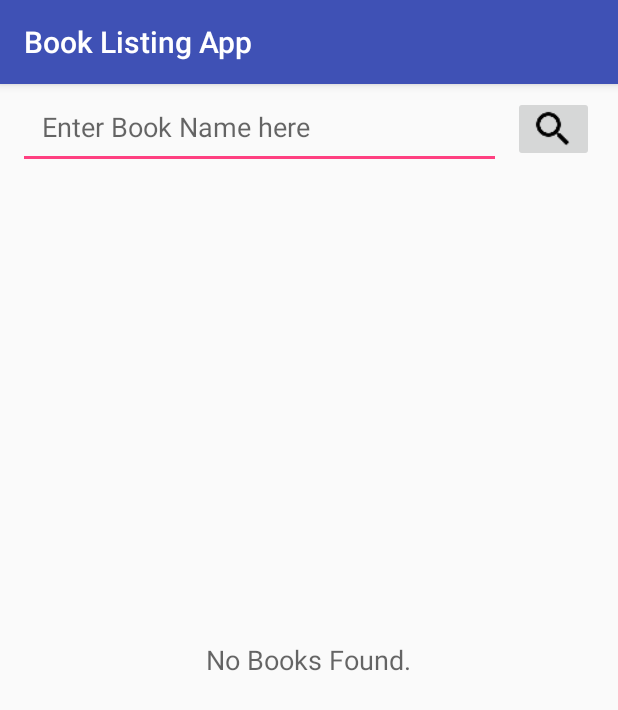
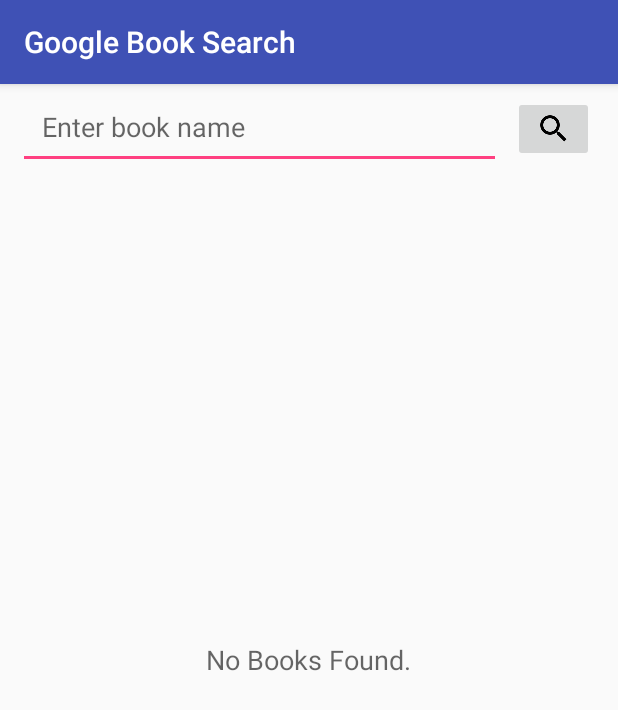
Before and after one commit to polash/BookListingApp, an Android app: the screen it shows after launch (BooksListActivity), after a tap on an icon or button, on a phone screen of 412 x 824 dp. Shown: the top 710 px of the screen. Run offline under Robolectric (Android 15) with nearby library versions, the phone set to English and light mode, and no system bars; 1 statement that could not run was skipped.

Commit message:
Proper Search added

```diff
--- a/app/src/main/java/com/example/android/booklistingapp/BooksListActivity.java
+++ b/app/src/main/java/com/example/android/booklistingapp/BooksListActivity.java
@@ -9,8 +9,8 @@ import android.net.NetworkInfo;
 import android.net.Uri;
 import android.os.Bundle;
 import android.support.v7.app.AppCompatActivity;
-import android.util.Log;
 import android.view.View;
+import android.view.inputmethod.InputMethodManager;
 import android.widget.AdapterView;
 import android.widget.EditText;
 import android.widget.ImageButton;
@@ -21,41 +21,57 @@ import java.util.ArrayList;
 import java.util.List;
 
 public class BooksListActivity extends AppCompatActivity implements LoaderManager.LoaderCallbacks<List<Books>> {
+
+    //LOG Testing Message
     public static final String LOG_TAG = BooksListActivity.class.getName();
-    private static final String BOOKS_REQUEST_URL =
-            "https://www.googleapis.com/books/v1/volumes?q=";
+
+    // Base URI for the Books API
+    private static final String BOOK_BASE_URL =
+            "https://www.googleapis.com/books/v1/volumes?";
+    // Parameter for the search string
+    private static final String QUERY_PARAM = "q";
+    // Parameter that limits search results
+    private static final String MAX_RESULTS = "maxResults";
+
     /**
-     * Constant value for the earthquake loader ID. We can choose any integer.
+     * Constant value for the books loader ID. We can choose any integer.
      * This really only comes into play if you're using multiple loaders.
      */
     private static final int LOADER_ID = 1;
 
-    // private String searchURL;
-    /**
-     * TextView that is displayed when the list is empty
-     */
+    //views
+    private EditText searchInput;
+    private View loadingIndicator;
+    private ImageButton searchButton;
     private TextView mEmptyStateTextView;
+
+    //BooksAdapter instance
     private BooksAdapter mAdapter;
+
 
     @Override
     protected void onCreate(Bundle savedInstanceState) {
         super.onCreate(savedInstanceState);
         setContentView(R.layout.books_list_activity);
 
-
         // Find a reference to the {@link ListView} in the layout
         ListView booksListView = (ListView) findViewById(R.id.list);
 
+        //set empty state on loading the app at start
         mEmptyStateTextView = (TextView) findViewById(R.id.empty_view);
         booksListView.setEmptyView(mEmptyStateTextView);
 
-
+        //find the view ID
+        loadingIndicator = findViewById(R.id.loading_indicator);
+        searchButton = (ImageButton) findViewById(R.id.search_button);
+        searchInput = (EditText) findViewById(R.id.input_text);
         mAdapter = new BooksAdapter(this, new ArrayList<Books>());
 
         // Set the adapter on the {@link ListView}
         // so the list can be populated in the user interface
         booksListView.setAdapter(mAdapter);
 
+        //URL intent that takes the user the books page in a web browser
         booksListView.setOnItemClickListener(new AdapterView.OnItemClickListener() {
             @Override
             public void onItemClick(AdapterView<?> parent, View view, int position, long l) {
@@ -69,65 +85,79 @@ public class BooksListActivity extends AppCompatActivity implements LoaderManage
             }
         });
 
-        // Get a reference to the ConnectivityManager to check state of network connectivity
-        ConnectivityManager connMgr = (ConnectivityManager) getSystemService(Context.CONNECTIVITY_SERVICE);
-
-        // Get details on the currently active default data network
-        NetworkInfo networkInfo = connMgr.getActiveNetworkInfo();
-
-        if (networkInfo != null && networkInfo.isConnectedOrConnecting()) {
+        //checking network connectivity if yes then create loader if not show warning message on screen
+        if (hasNetworkConnectivity(this)) {
             // Get a reference to the LoaderManager, in order to interact with loaders.
             LoaderManager loaderManager = getLoaderManager();
 
             // Initialize the loader. Pass in the int ID constant defined above and pass in null for
             // the bundle. Pass in this activity for the LoaderCallbacks parameter (which is valid
             // because this activity implements the LoaderCallbacks interface).
-            Log.i(LOG_TAG, "TEST: Calling initLoader...");
+            //Log.i(LOG_TAG, "TEST: Calling initLoader...");
             loaderManager.initLoader(LOADER_ID, null, this);
+
         } else {
             // Otherwise, display error
             // First, hide loading indicator so error message will be visible
-            View loadingIndicator = findViewById(R.id.loading_indicator);
+
             loadingIndicator.setVisibility(View.GONE);
 
-            mEmptyStateTextView.setText(R.string.no_internet_connection);
+            mEmptyStateTextView.setText(R.string.no_books);
         }
 
-        //find edit text to take input from the user
-        EditText searchInput = (EditText) findViewById(R.id.input_text);
-        ImageButton searchButton = (ImageButton) findViewById(R.id.search_button);
-
-        //search Image Button when this button clicked it will take the string and add it with the URL and give back the output
-        //to the screen
         searchButton.setOnClickListener(new View.OnClickListener() {
             @Override
             public void onClick(View v) {
+                //Get inputManager
+                InputMethodManager inputManager = (InputMethodManager) getSystemService(Context.INPUT_METHOD_SERVICE);
+                //Hide Keyboard
+                inputManager.hideSoftInputFromWindow(getCurrentFocus().getWindowToken(), InputMethodManager.HIDE_NOT_ALWAYS);
 
+                //If network connectivity exists then search for books
+                if (hasNetworkConnectivity(BooksListActivity.this)) {
+                    //Start progessBar
+                    loadingIndicator.setVisibility(View.VISIBLE);
+
+                    mAdapter.clear();
+                    getLoaderManager().restartLoader(LOADER_ID, null, BooksListActivity.this);
+
+                } else {
+                    //No Network connectivity. Clear adapter and let user know
+                    mAdapter.clear();
+                    mEmptyStateTextView.setText(R.string.no_internet_connection);
+                }
             }
         });
     }
 
-
     @Override
     public Loader<List<Books>> onCreateLoader(int id, Bundle args) {
-        // Create a new loader for the given URL
-        return new BooksLoader(this, BOOKS_REQUEST_URL);
+        String searchText = searchInput.getText().toString();
+
+        //Clear text in emptyView since we are initiating a new search
+        mEmptyStateTextView.setText("");
+
+        //Build up query URI, limiting results to 10 items.
+        Uri builtURI = Uri.parse(BOOK_BASE_URL).buildUpon()
+                .appendQueryParameter(QUERY_PARAM, searchText)
+                .appendQueryParameter(MAX_RESULTS, "10")
+                .build();
+
+        return new BooksLoader(this, builtURI.toString());
     }
 
     @Override
     public void onLoadFinished(Loader<List<Books>> loader, List<Books> booksList) {
-
         // Hide loading indicator because the data has been loaded
-        View loadingIndicator = findViewById(R.id.loading_indicator);
         loadingIndicator.setVisibility(View.GONE);
 
-        // Set empty state text to display "No earthquakes found."
+        // Set empty state text to display "No Books found."
         mEmptyStateTextView.setText(R.string.no_books);
 
-        // Clear the adapter of previous earthquake data
+        // Clear the adapter of previous books data
         mAdapter.clear();
 
-        // If there is a valid list of {@link Earthquake}s, then add them to the adapter's
+        // If there is a valid list of {@link Books}s, then add them to the adapter's
         // data set. This will trigger the ListView to update.
         if (booksList != null && !booksList.isEmpty()) {
             mAdapter.addAll(booksList);
@@ -140,55 +170,14 @@ public class BooksListActivity extends AppCompatActivity implements LoaderManage
         mAdapter.clear();
     }
 
-//    public void onSearchIconClicked(View view) {
-//        EditText searchText = (EditText) findViewById(R.id.input_text);
-//
-//        //Get inputManager
-//        InputMethodManager inputManager = (InputMethodManager) getSystemService(Context.INPUT_METHOD_SERVICE);
-//
-//        //Hide Keyboard
-//        inputManager.hideSoftInputFromWindow(getCurrentFocus().getWindowToken(), InputMethodManager.HIDE_NOT_ALWAYS);
-//
-//        //If network connectivity exists then search for books
-//        if (hasNetworkConnectivity(this)) {
-//            // Hide loading indicator because the data has been loaded
-//            View loadingIndicator = findViewById(R.id.loading_indicator);
-//            loadingIndicator.setVisibility(View.VISIBLE);
-//
-//
-//            //Clear text in emptyView since we are initiating a new search
-//            mEmptyStateTextView.setText("");
-//
-//            //Remove all spaces from user inputted text and new lines
-//            searchURL = String.valueOf(searchText.getText());
-//            searchURL = searchURL.replace(" ", "");
-//            searchURL = searchURL.replace("\n", "");
-//
-//
-//            if (getLoaderManager().getLoader(LOADER_ID) == null) {
-//                getLoaderManager().initLoader(LOADER_ID, null, this);
-//            } else {
-//                mAdapter.clear();
-//                getLoaderManager().restartLoader(LOADER_ID, null, this);
-//            }
-//
-//        } else {
-//            //No Network connectivity. Clear adapter and let user know
-//            mAdapter.clear();
-//            mEmptyStateTextView.setText(R.string.no_internet_connection);
-//        }
-//
-//    }
-//
-//    //Checks Network Connectivity
-//    public boolean hasNetworkConnectivity(Context context) {
-//        //Init connectivity manager which is used to check if we have internet access
-//        ConnectivityManager check = (ConnectivityManager)
-//                this.getSystemService(Context.CONNECTIVITY_SERVICE);
-//
-//        //Get network information
-//        NetworkInfo networkInfo = check.getActiveNetworkInfo();
-//
-//        return networkInfo != null;
-//    }
+    //Checks Network Connectivity
+    public boolean hasNetworkConnectivity(Context context) {
+        //Init connectivity manager which is used to check if we have internet access
+        ConnectivityManager check = (ConnectivityManager)
+                this.getSystemService(Context.CONNECTIVITY_SERVICE);
+        //Get network information
+        NetworkInfo networkInfo = check.getActiveNetworkInfo();
+
+        return networkInfo != null;
+    }
 }
--- a/app/src/main/java/com/example/android/booklistingapp/BooksLoader.java
+++ b/app/src/main/java/com/example/android/booklistingapp/BooksLoader.java
@@ -11,13 +11,13 @@ import java.util.List;
 
 public class BooksLoader extends AsyncTaskLoader<List<Books>> {
 
+
     private String mUrl;
 
     public BooksLoader(Context context, String url) {
         super(context);
         this.mUrl = url;
     }
-
 
 
     @Override
--- a/app/src/main/java/com/example/android/booklistingapp/QueryUtils.java
+++ b/app/src/main/java/com/example/android/booklistingapp/QueryUtils.java
@@ -24,10 +24,10 @@ import java.util.List;
 
 public class QueryUtils {
 
-
     //Log tag
     private static final String LOG_TAG = QueryUtils.class.getSimpleName();
 
+    //default constructor
     private QueryUtils() {
     }
 
@@ -45,7 +45,6 @@ public class QueryUtils {
         // is formatted, a JSONException exception object will be thrown.
         // Catch the exception so the app doesn't crash, and print the error message to the logs.
         try {
-
             String authors = "";
 
             // Create a JSONObject from the JSON response string
@@ -96,25 +95,27 @@ public class QueryUtils {
             // If an error is thrown when executing any of the above statements in the "try" block,
             // catch the exception here, so the app doesn't crash. Print a log message
             // with the message from the exception.
-            Log.e("QueryUtils", "Problem parsing the Books JSON results", e);
+            Log.e(LOG_TAG, "Problem parsing the Books JSON results", e);
         }
 
         // Return the list of books
         return booksList;
     }
 
-    public static List<Books> fetchBooksData(String requestUrl) {
+    public static List<Books> fetchBooksData(String requestString) {
         try {
             Thread.sleep(2000);
         } catch (InterruptedException e) {
             e.printStackTrace();
         }
 
-        Log.i(LOG_TAG,"TEST: Books Data fetch called...");
+        Log.i(LOG_TAG, "TEST: Books Data fetch called...");
 
+//        //Get request string
+//        String requestString = createRequestString(searchRequest);
 
         // Create URL object
-        URL url = createUrl(requestUrl);
+        URL url = createUrl(requestString);
 
         // Perform HTTP request to the URL and receive a JSON response back
         String jsonResponse = null;
@@ -127,12 +128,14 @@ public class QueryUtils {
         // Extract relevant fields from the JSON response and create a list of {@link books}s
         List<Books> books = extractFromJSON(jsonResponse);
 
-        // Return the list of {@link Earthquake}s
+        // Return the list of {@link Book}s
         return books;
     }
 
     /**
      * Returns new URL object from the given string URL.
+     *
+     * @param stringUrl
      */
     private static URL createUrl(String stringUrl) {
         URL url = null;
@@ -147,8 +150,8 @@ public class QueryUtils {
     /**
      * Make an HTTP request to the given URL and return a String as the response.
      */
-    private static String makeHttpRequest(URL url) throws IOException{
-        String jsonResponse ="";
+    private static String makeHttpRequest(URL url) throws IOException {
+        String jsonResponse = "";
 
         // If the URL is null, then return early.
         if (url == null) {
@@ -158,24 +161,24 @@ public class QueryUtils {
         HttpURLConnection urlConnection = null;
         InputStream inputStream = null;
         try {
-            urlConnection = (HttpURLConnection)url.openConnection();
+            urlConnection = (HttpURLConnection) url.openConnection();
             urlConnection.setRequestMethod("GET");
             urlConnection.setReadTimeout(10000);
             urlConnection.setConnectTimeout(15000);
             urlConnection.connect();
 
             //now need to check weather the connection is sucessful or not
-            if (urlConnection.getResponseCode() == 200){
+            if (urlConnection.getResponseCode() == 200) {
 
                 inputStream = urlConnection.getInputStream();
 
                 jsonResponse = readFromStream(inputStream);
-            }else {
+            } else {
                 Log.e(LOG_TAG, "Error response code: " + urlConnection.getResponseCode());
             }
         } catch (IOException e) {
             Log.e(LOG_TAG, "Problem retrieving the Books JSON results.", e);
-        }finally {
+        } finally {
             if (urlConnection != null) {
                 urlConnection.disconnect();
             }
@@ -192,13 +195,13 @@ public class QueryUtils {
      * Convert the {@link InputStream} into a String which contains the
      * whole JSON response from the server.
      */
-    private static String readFromStream(InputStream inputStream) throws IOException{
+    private static String readFromStream(InputStream inputStream) throws IOException {
         StringBuilder output = new StringBuilder();
-        if (inputStream != null){
+        if (inputStream != null) {
             InputStreamReader inputStreamReader = new InputStreamReader(inputStream, Charset.forName("UTF-8"));
             BufferedReader reader = new BufferedReader(inputStreamReader);
             String line = reader.readLine();
-            while (line != null){
+            while (line != null) {
                 output.append(line);
                 line = reader.readLine();
             }
@@ -206,13 +209,4 @@ public class QueryUtils {
         return output.toString();
     }
 
-//    //create request String combing search string + query url
-//    private static String createRequestString(String requestString) {
-//        String queryURL = "https://www.googleapis.com/books/v1/volumes?q=";
-//
-//        //Add search string and max results
-//        queryURL = queryURL + requestString + "&maxResults=15"; //return first 15 results
-//
-//        return queryURL;
-//    }
 }
--- a/app/src/main/res/layout/books_list_activity.xml
+++ b/app/src/main/res/layout/books_list_activity.xml
@@ -10,37 +10,37 @@
 
         <EditText
             android:id="@+id/input_text"
-            android:layout_width="0dp"
+            android:layout_width="@dimen/no_dimen"
+            android:layout_height="wrap_content"
+            android:layout_marginEnd="@dimen/margin_8dp"
+            android:layout_marginLeft="@dimen/margin_12dp"
+            android:layout_marginRight="@dimen/margin_8dp"
+            android:layout_marginStart="@dimen/margin_12dp"
             android:layout_weight="60"
-            android:padding="16dp"
-            android:layout_marginLeft="12dp"
-            android:layout_marginStart="12dp"
-            android:layout_marginRight="8dp"
-            android:layout_marginEnd="8dp"
-            android:layout_height="wrap_content"
-            android:hint="Enter Book Name here"/>
+            android:hint="@string/edit_text"
+            android:inputType="textCapWords"
+            android:padding="@dimen/margin_16dp" />
 
         <ImageButton
             android:id="@+id/search_button"
             android:layout_width="wrap_content"
             android:layout_height="wrap_content"
+            android:layout_marginEnd="@dimen/margin_16dp"
+            android:layout_marginRight="@dimen/margin_16dp"
+            android:layout_marginTop="@dimen/margin_8dp"
             android:layout_weight="1"
-            android:layout_marginRight="16dp"
-            android:layout_marginEnd="16dp"
-            android:layout_marginTop="8dp"
-            android:onClick="onSearchIconClicked"
-            android:scaleType="centerCrop"
+            android:scaleType="center"
             android:src="@drawable/ic_search"/>
 
     </LinearLayout>
     <ListView
         android:id="@+id/list"
-        android:orientation="vertical"
         android:layout_width="match_parent"
         android:layout_height="match_parent"
         android:layout_below="@id/search_layout"
         android:divider="@null"
-        android:dividerHeight="0dp"/>
+        android:dividerHeight="@dimen/no_dimen"
+        android:orientation="vertical" />
 
     <!-- Empty view is only visible when the list has no items. -->
     <TextView
--- /dev/null
+++ b/app/src/main/res/values/dimens.xml
@@ -0,0 +1,7 @@
+<?xml version="1.0" encoding="utf-8"?>
+<resources>
+    <dimen name="margin_12dp">12dp</dimen>
+    <dimen name="margin_8dp">8dp</dimen>
+    <dimen name="margin_16dp">16dp</dimen>
+    <dimen name="no_dimen">0dp</dimen>
+</resources>
--- a/app/src/main/res/values/strings.xml
+++ b/app/src/main/res/values/strings.xml
@@ -1,5 +1,6 @@
 <resources>
-    <string name="app_name">Book Listing App</string>
+    <string name="app_name">Google Book Search</string>
     <string name="no_books">No Books Found.</string>
-    <string name="no_internet_connection">No internet connection.</string>
+    <string name="no_internet_connection">No Internet Connection.</string>
+    <string name="edit_text">Enter book name</string>
 </resources>
```
Also changed, not shown: app/src/main/java/com/example/android/booklistingapp/Books.java (+32 -0 lines), app/src/main/java/com/example/android/booklistingapp/BooksAdapter.java (+22 -9 lines), 2 other files.
